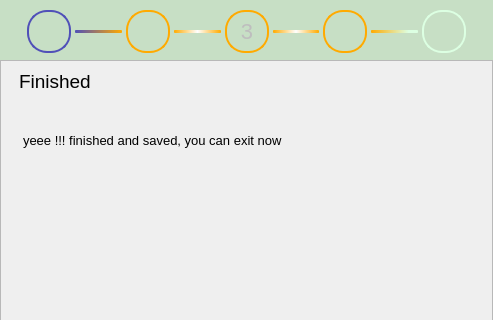
This is apps/Lab-on-a-tip/protocolWizard.ui in bellonemauro/Labonatip2.0 as Qt 5 draws it before an edit; both pictures show x 0 to 493 and y 0 to 320 of the 493 by 579 pixel window. The edited form follows.
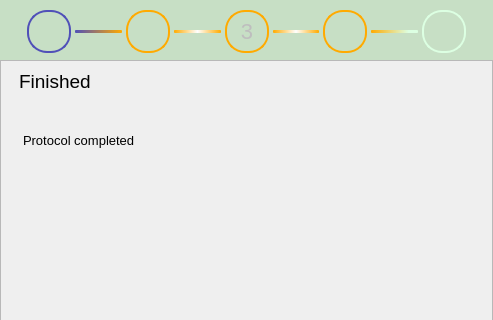
This is the edited form. The open tabs and pages were chosen to show the change. Icons and pictures are not drawn.

```diff
--- a/apps/Lab-on-a-tip/protocolWizard.ui
+++ b/apps/Lab-on-a-tip/protocolWizard.ui
@@ -1970,8 +1970,7 @@
              <property name="plainText">
               <string>
 
-yeee !!! finished and saved, you can exit now
-</string>
+Protocol completed</string>
              </property>
             </widget>
            </item>
```
Left out of the diff: 4 changed lines with no effect on the pictures.
